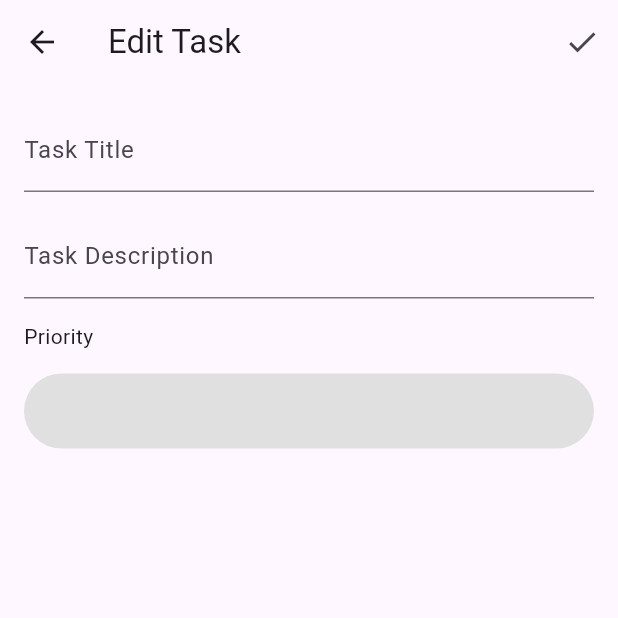
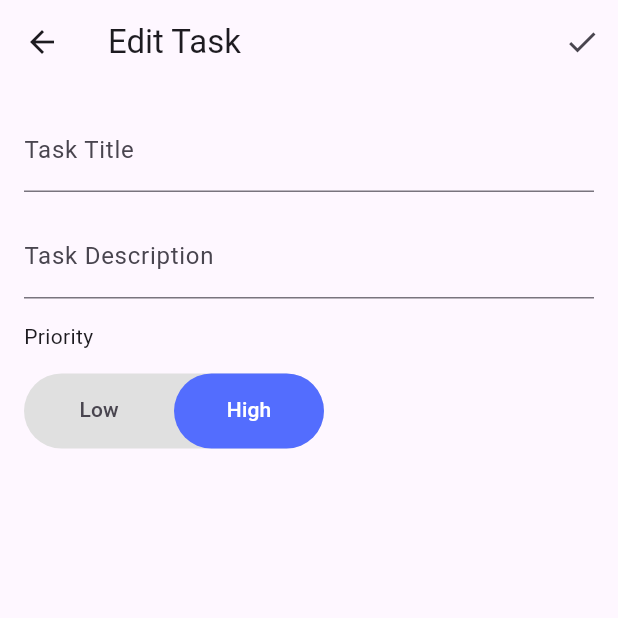
Before and after one commit to klevr-dev/tamer-flutter-test, a Flutter app: the EditTaskPage screen opened directly with empty values, on a phone screen of 412 x 824 dp, the top half of it. Run offline on Flutter 3.47's test engine with Material 3 defaults, Android fonts, the phone set to English and light mode, and no system bars; our stand-ins replace image_picker, sqflite; accounts and stored records are empty.

Commit message:
priority tab bar

```diff
--- a/lib/pages/edit_task_page.dart
+++ b/lib/pages/edit_task_page.dart
@@ -1,4 +1,5 @@
 import 'package:flutter/material.dart';
+import '../models/priority_enum.dart';
 import '../models/task_model.dart'; // Import your Task model
 
 class EditTaskPage extends StatefulWidget {
@@ -10,15 +11,32 @@ class EditTaskPage extends StatefulWidget {
   _EditTaskPageState createState() => _EditTaskPageState();
 }
 
-class _EditTaskPageState extends State<EditTaskPage> {
+class _EditTaskPageState extends State<EditTaskPage>
+    with SingleTickerProviderStateMixin {
   final TextEditingController _titleController = TextEditingController();
   final TextEditingController _descriptionController = TextEditingController();
+  late TabController _tabController;
 
   @override
   void initState() {
     super.initState();
     _titleController.text = widget.currentTask.title!;
     _descriptionController.text = widget.currentTask.description ?? '';
+    _tabController = TabController(length: 2, vsync: this);
+
+    if (widget.currentTask.priority == Priority.high) {
+      _tabController.index = 1;
+    } else {
+      _tabController.index = 0;
+    }
+  }
+
+  Priority _getPriorityFromTabIndex(int index) {
+    if (index == 1) {
+      return Priority.high;
+    } else {
+      return Priority.low;
+    }
   }
 
   @override
@@ -35,7 +53,7 @@ class _EditTaskPageState extends State<EditTaskPage> {
                 title: _titleController.text,
                 description: _descriptionController.text,
                 status: widget.currentTask.status,
-                priority: widget.currentTask.priority,
+                priority: _getPriorityFromTabIndex(_tabController.index),
               );
 
               Navigator.pop(context, updatedTask);
@@ -67,16 +85,25 @@ class _EditTaskPageState extends State<EditTaskPage> {
               height: 15,
             ),
             Container(
-              width: 500,
-              height: 50,
-              decoration: BoxDecoration(
-                borderRadius: BorderRadius.circular(32.0),
-                color: Colors.grey[300],
-              ),
-              child: Row(
-                children: [],
-              ),
-            ),
+                width: 200,
+                height: 50,
+                decoration: BoxDecoration(
+                  borderRadius: BorderRadius.circular(32.0),
+                  color: Colors.grey[300],
+                ),
+                child: TabBar(
+                    splashFactory: NoSplash.splashFactory,
+                    indicatorSize: TabBarIndicatorSize.tab,
+                    dividerColor: Colors.transparent,
+                    labelColor: Colors.white,
+                    controller: _tabController,
+                    indicator: BoxDecoration(
+                        color: Colors.indigoAccent,
+                        borderRadius: BorderRadius.circular(32.0)),
+                    tabs: [
+                      Tab(text: "Low"),
+                      Tab(text: "High"),
+                    ])),
           ],
         ),
       ),
--- a/lib/pages/home_page.dart
+++ b/lib/pages/home_page.dart
@@ -3,6 +3,7 @@ import 'package:tamer_task/pages/add_task_page.dart';
 import 'package:tamer_task/pages/task_details.dart';
 import '../db/database_helper.dart';
 import '../models/task_model.dart';
+import 'package:image_picker/image_picker.dart';
 
 class HomePage extends StatefulWidget {
   @override
@@ -51,6 +52,8 @@ class _HomePageState extends State<HomePage> {
               itemBuilder: (context, index) {
                 final task = _tasks[index];
                 return ListTile(
+                  leading:
+                      IconButton(onPressed: () {}, icon: Icon(Icons.image)),
                   title: Text(task.title!),
                   subtitle: Text(
                     'Priority: ${task.priority.toString().split('.').last} - Status: ${task.status.toString().split('.').last}',
--- a/pubspec.yaml
+++ b/pubspec.yaml
@@ -33,6 +33,7 @@ dependencies:
   sqflite: ^2.3.3+1
   path: ^1.9.0
   path_provider: ^2.0.11
+  image_picker: ^1.1.2
 
 
   # The following adds the Cupertino Icons font to your application.
```
Also changed, not shown: pubspec.lock.
